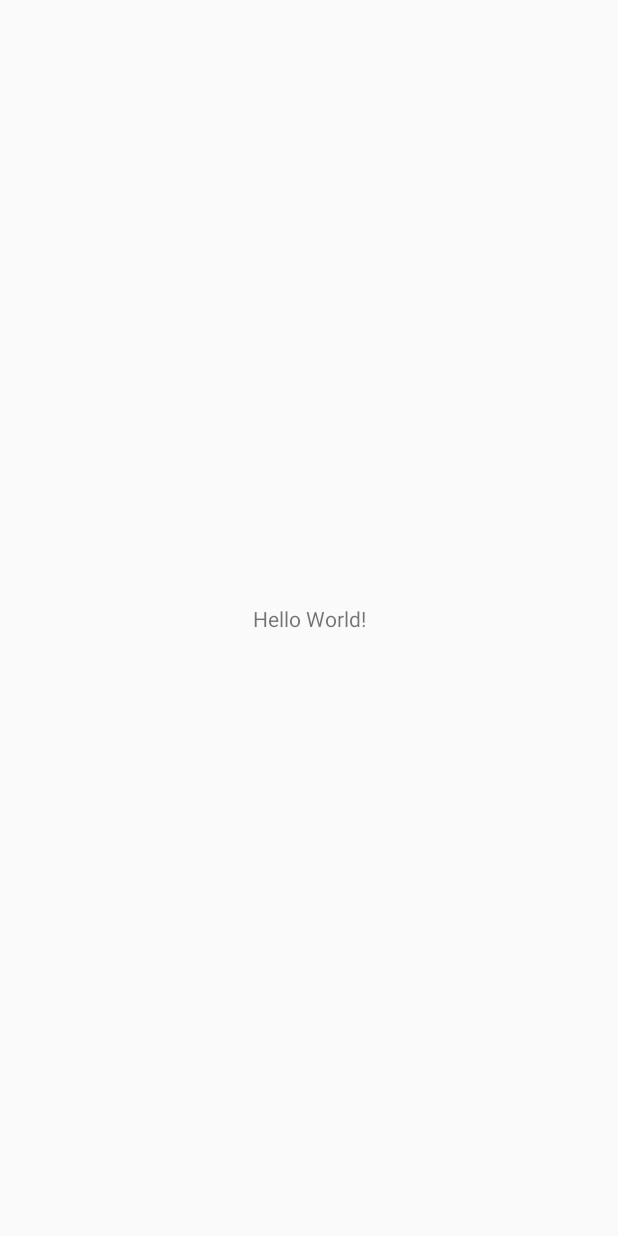
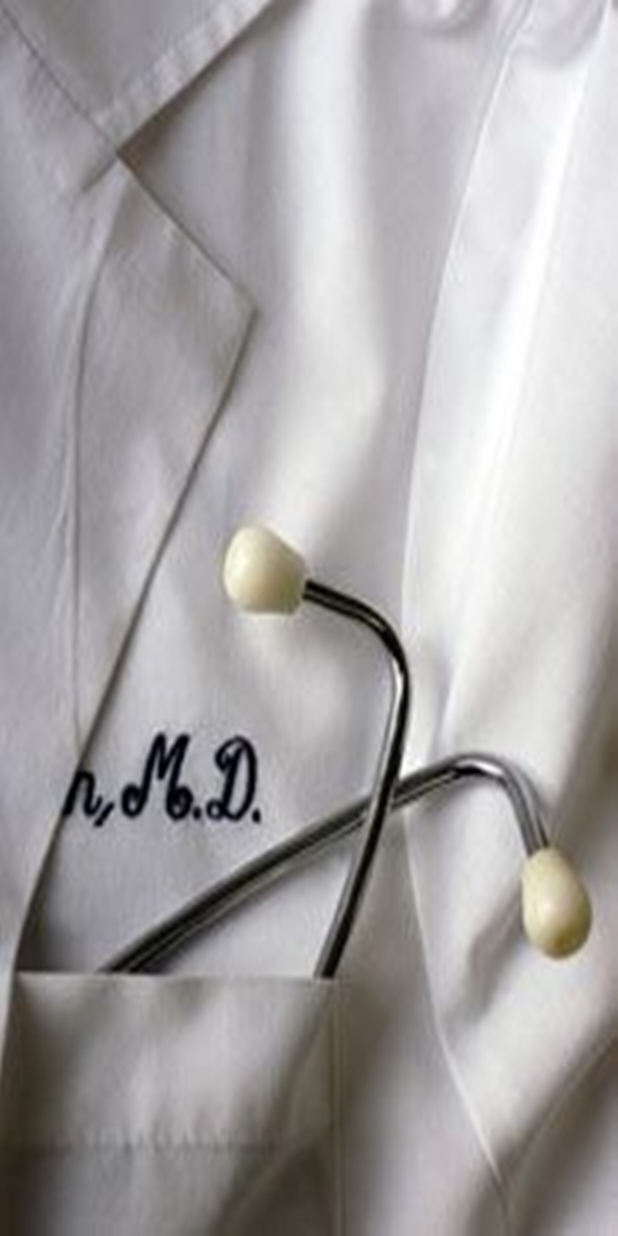
Before and after one commit to mohamed-shaar/PatientHistory, an Android app: the screen it shows after launch (MainActivity), on a phone screen of 412 x 824 dp. Before the commit the screen is almost empty. Run offline under Robolectric (Android 15) with nearby library versions, the phone set to English and light mode, and no system bars.

Commit message:
used dr image in main activity

```diff
--- a/app/src/main/res/layout/activity_main.xml
+++ b/app/src/main/res/layout/activity_main.xml
@@ -1,18 +1,13 @@
 <?xml version="1.0" encoding="utf-8"?>
-<androidx.constraintlayout.widget.ConstraintLayout xmlns:android="http://schemas.android.com/apk/res/android"
+<RelativeLayout xmlns:android="http://schemas.android.com/apk/res/android"
     xmlns:app="http://schemas.android.com/apk/res-auto"
     xmlns:tools="http://schemas.android.com/tools"
     android:layout_width="match_parent"
     android:layout_height="match_parent"
+    android:id="@+id/parent"
+    android:background="@drawable/drimage"
     tools:context=".MainActivity">
 
-    <TextView
-        android:layout_width="wrap_content"
-        android:layout_height="wrap_content"
-        android:text="Hello World!"
-        app:layout_constraintBottom_toBottomOf="parent"
-        app:layout_constraintLeft_toLeftOf="parent"
-        app:layout_constraintRight_toRightOf="parent"
-        app:layout_constraintTop_toTopOf="parent" />
 
-</androidx.constraintlayout.widget.ConstraintLayout>
+
+</RelativeLayout>
```
